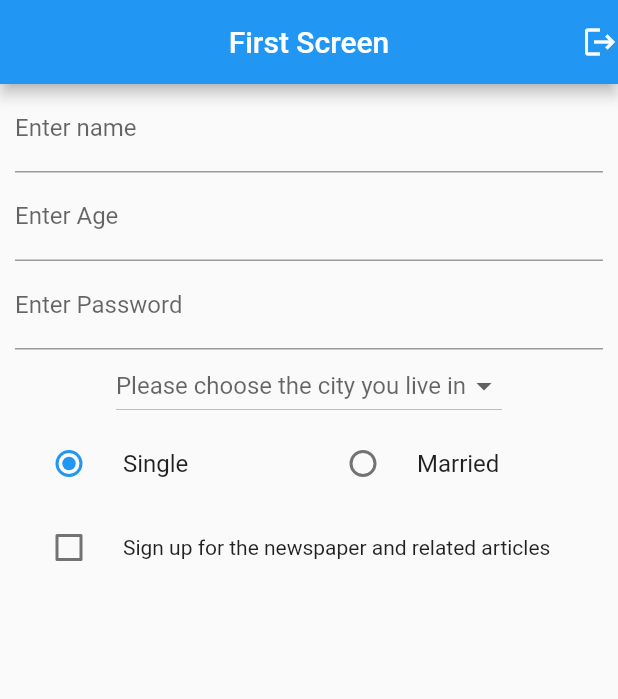
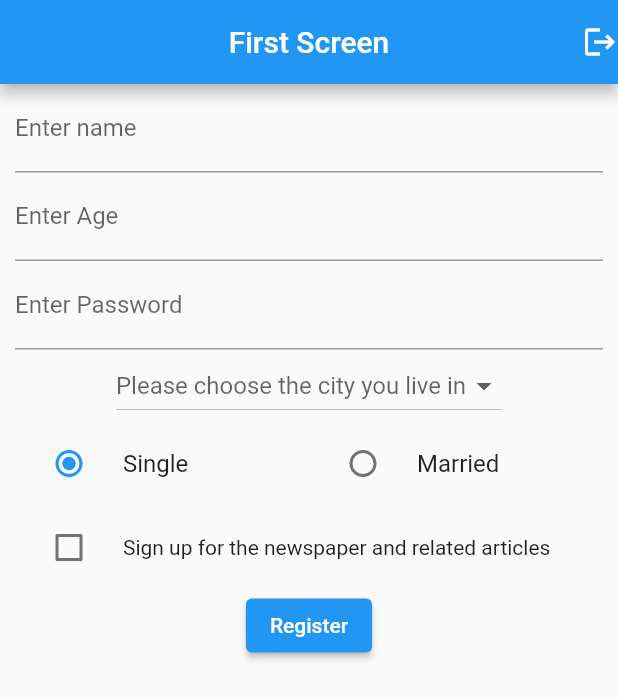
Before and after one commit to Awaizkazi/intro_to_flutter, a Flutter app: the screen it shows after launch, on a phone screen of 412 x 824 dp. Shown: the top 699 px of the screen. Run offline on Flutter 3.47's test engine with Material 2 defaults, Android fonts, the phone set to English and light mode, and no system bars.

Commit message:
First Screen Complete

```diff
--- a/lib/first_screen.dart
+++ b/lib/first_screen.dart
@@ -1,5 +1,3 @@
-import 'dart:ui';
-
 import 'package:flutter/material.dart';
 
 List<String> locations = [
@@ -108,6 +106,10 @@ class _FirstScreenState extends State<FirstScreen> {
                   style: TextStyle(fontSize: 14),
                 ),
               ),
+              ElevatedButton(
+                onPressed: () {},
+                child: Text('Register'),
+              ),
             ],
           ),
         ),
```
